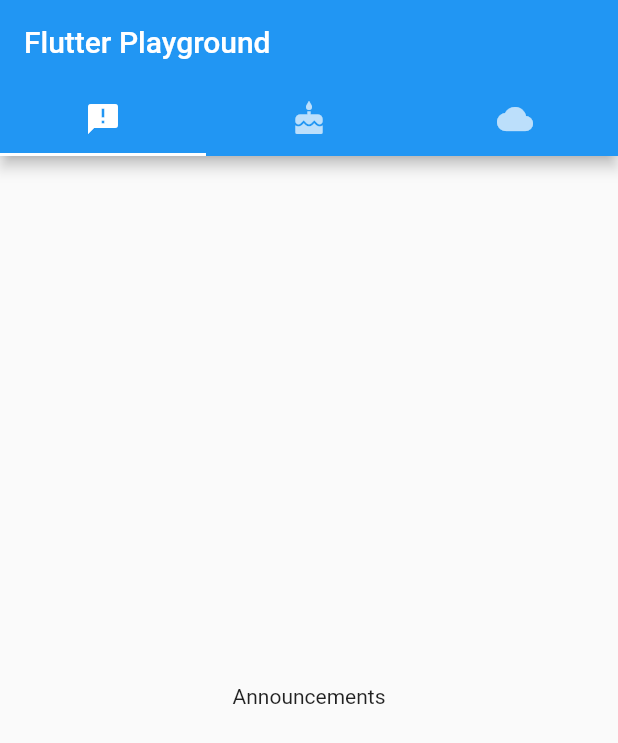
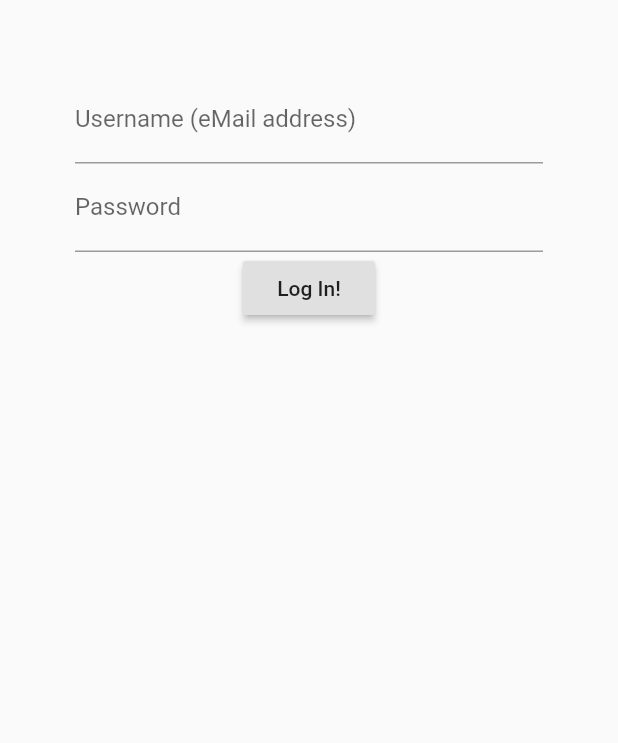
Before and after one commit to lqlongvn/flutter_app, a Flutter app: the screen it shows after launch, on a phone screen of 412 x 824 dp. Shown: the top 743 px of the screen. Run offline on Flutter 3.47's test engine with Material 2 defaults, Android fonts, the phone set to English and light mode, and no system bars.

```diff
--- a/lib/main.dart
+++ b/lib/main.dart
@@ -1,31 +1,75 @@
 
 import 'package:flutter/material.dart';
+
 void main() => runApp(MyApp());
-class MyApp extends StatelessWidget {
+class MyApp extends StatefulWidget {
+  MyApp({Key key}) : super(key : key);
   @override
-  Widget build(BuildContext context) {
-    return MaterialApp(
-        home : DefaultTabController(
-            length : 3,
-            child : Scaffold(
-                appBar : AppBar(title : Text("Flutter Playground"),
-                    bottom : TabBar(
-                        tabs : [
-                          Tab(icon : Icon(Icons.announcement)),
-                          Tab(icon : Icon(Icons.cake)),
-                          Tab(icon : Icon(Icons.cloud))
-                        ]
-                    )
-                ),
-                body : TabBarView(
+  _MyApp createState() => _MyApp();
+}
+class LoginData {
+  String username = "";
+  String password = "";
+}
+class _MyApp extends State {
+  LoginData _loginData = new LoginData();
+  GlobalKey<FormState> _formKey = new GlobalKey<FormState>();
+  @override
+  Widget build(BuildContext inContext) {
+    return MaterialApp(home : Scaffold(
+        body : Container(
+            padding : EdgeInsets.all(50.0),
+            child : Form(
+                key : this._formKey,
+                child : Column(
                     children : [
-                      Center(child : Text("Announcements")),
-                      Center(child : Text("Birthdays")),
-                      Center(child : Text("Data"))
+                      TextFormField(
+                          keyboardType :
+                          TextInputType.emailAddress,
+                          validator : (String inValue) {
+                            if (inValue.length == 0) {
+                              return "Please enter username";
+                            }
+                            return null;
+                          },
+                          onSaved: (String inValue) {
+                            this._loginData.username = inValue;
+                          },
+                          decoration : InputDecoration(
+                              hintText : "none@none.com",
+                              labelText : "Username (eMail address)"
+                          )
+                      ),
+                      TextFormField(
+                          obscureText : true,
+                          validator : (String inValue) {
+                            if (inValue.length < 10) {
+                              return "Password must be >=10 in length";
+                            }
+                            return null;
+                          },
+                          onSaved : (String inValue) {
+                            this._loginData.password = inValue;
+                          },
+                          decoration : InputDecoration(
+                              hintText : "Password",
+                              labelText : "Password"
+                          )
+                      ),
+                      RaisedButton(
+                          child : Text("Log In!"),
+                          onPressed : () {
+                            if (_formKey.currentState.validate()) {
+                              _formKey.currentState.save();
+                              print("Username: ${_loginData.username}");
+                              print("Password: ${_loginData.password}");
+                            }
+                          }
+                      )
                     ]
                 )
             )
         )
-    );
+    ));
   }
 }
```
